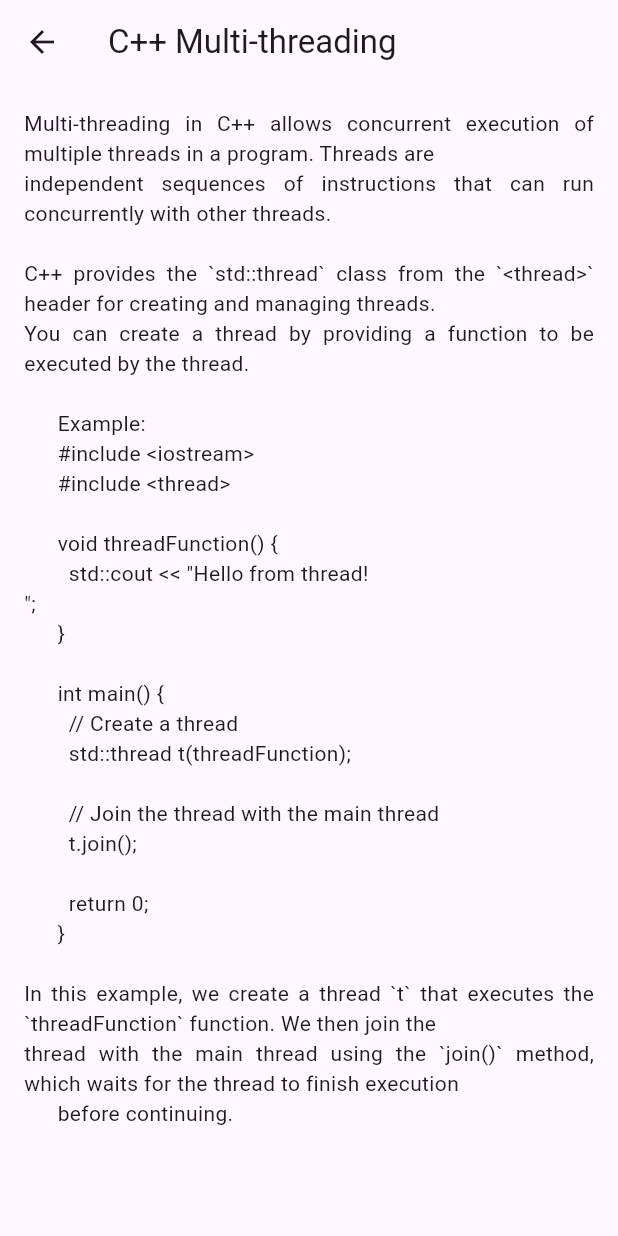
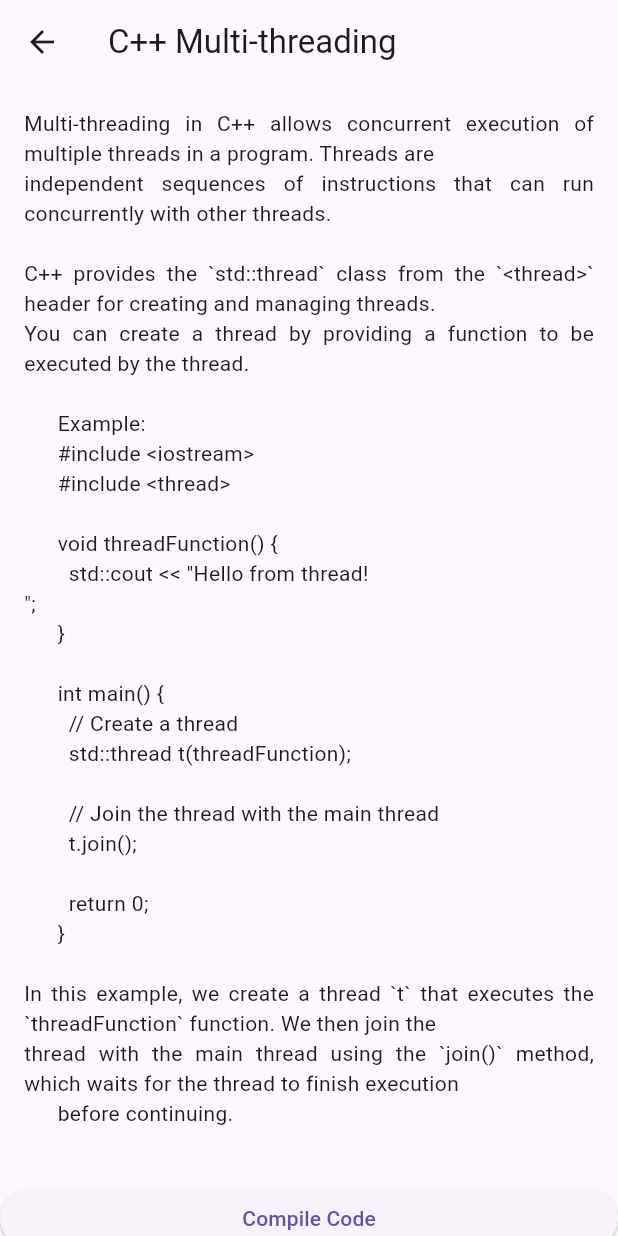
Before and after one commit to loydvincent/flutter_sample, a Flutter app: the CppClassMultithreadingPage screen opened directly, on a phone screen of 412 x 824 dp. Run offline on Flutter 3.47's test engine with Material 3 defaults, Android fonts, the phone set to English and light mode, and no system bars.

Commit message:
jefel project

```diff
--- a/lib/cpp_subtopics/cpp_concurrency1_page.dart
+++ b/lib/cpp_subtopics/cpp_concurrency1_page.dart
@@ -1,5 +1,5 @@
 import 'package:flutter/material.dart';
-
+import 'dart:io';
 
 class CppClassMultithreadingPage extends StatelessWidget {
   @override
@@ -39,12 +39,23 @@ class CppClassMultithreadingPage extends StatelessWidget {
         title: Text('C++ Multi-threading'),
       ),
       body: SingleChildScrollView(
-        child: Padding(
-          padding: const EdgeInsets.all(16.0),
-          child: Text(
-            content,
-            textAlign: TextAlign.justify,
-          ),
+        child: Column(
+          crossAxisAlignment: CrossAxisAlignment.stretch,
+          children: <Widget>[
+            Padding(
+              padding: const EdgeInsets.all(16.0),
+              child: Text(
+                content,
+                textAlign: TextAlign.justify,
+              ),
+            ),
+            ElevatedButton(
+              onPressed: () {
+                // Add code to compile C++ code here
+              },
+              child: Text('Compile Code'),
+            ),
+          ],
         ),
       ),
     );
```
Also changed, not shown: 1 other file.
